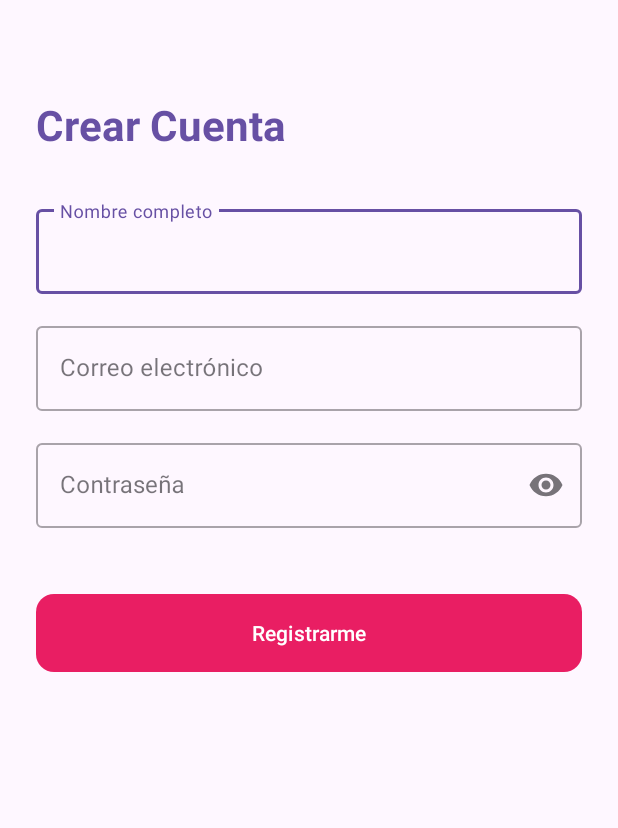
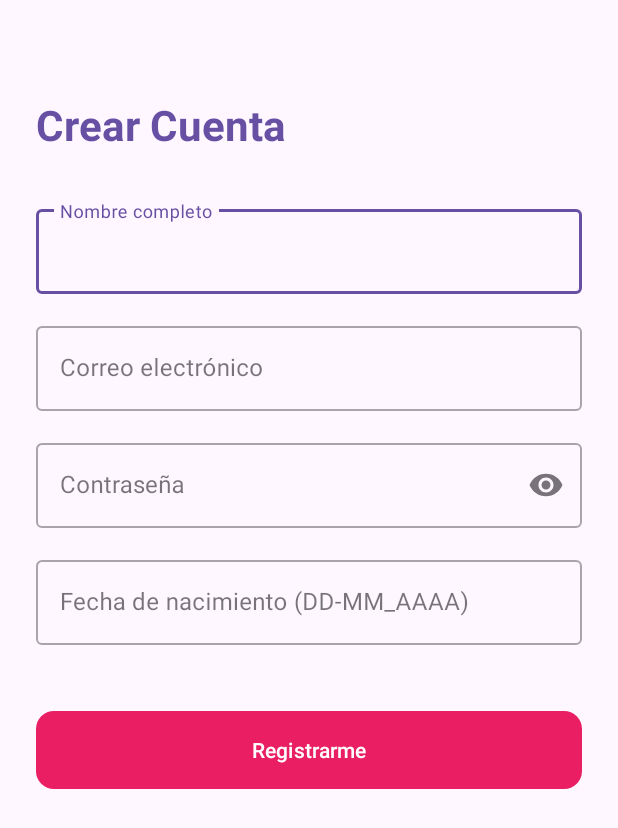
Before and after one commit to LuisDavid427/ProyectoAlertaMujer, an Android app: the RegistroActivity screen opened directly, with no data from a screen before it, after a tap on "Registrarme", on a phone screen of 412 x 824 dp. Shown: the top 828 px of the screen. Run offline under Robolectric (Android 15) with nearby library versions, the light colour scheme and no system bars.

Commit message:
fechanacimiento

```diff
--- a/alertaMujer/app/src/main/java/com/example/alertamujer/data/dto/AuthDto.kt
+++ b/alertaMujer/app/src/main/java/com/example/alertamujer/data/dto/AuthDto.kt
@@ -1,5 +1,6 @@
 package com.example.alertamujer.data.dto
 
+import android.R
 import com.google.gson.annotations.SerializedName
 
 // Lo que envías para loguearte
@@ -12,7 +13,8 @@ data class LoginRequest(
 data class RegistroRequest(
     val nombre: String,
     val email: String,
-    val contrasena: String
+    val contrasena: String,
+    val fechaNacimiento: String
 )
 
 
--- a/alertaMujer/app/src/main/java/com/example/alertamujer/presentation/auth/RegistroViewModel.kt
+++ b/alertaMujer/app/src/main/java/com/example/alertamujer/presentation/auth/RegistroViewModel.kt
@@ -22,9 +22,9 @@ class RegistroViewModel(application: Application) : AndroidViewModel(application
     private val _mensajeError = MutableLiveData<String>()
     val mensajeError: LiveData<String> get() = _mensajeError
 
-    fun intentarRegistro(nombre: String, email: String, pass: String) {
-        // 1. Validación de campos (Lógica de presentación)
-        if (nombre.isEmpty() || email.isEmpty() || pass.isEmpty()) {
+    fun intentarRegistro(nombre: String, email: String, pass: String, fechaNacimiento: String) { // <-- 1. Añade el parámetro
+        // 2. Validación de campos
+        if (nombre.isEmpty() || email.isEmpty() || pass.isEmpty() || fechaNacimiento.isEmpty()) {
             _mensajeError.value = "Completa todos los campos"
             return
         }
@@ -34,8 +34,10 @@ class RegistroViewModel(application: Application) : AndroidViewModel(application
                 val request = RegistroRequest(
                     nombre = nombre,
                     email = email,
-                    contrasena = pass
+                    contrasena = pass,
+                    fechaNacimiento = fechaNacimiento // <-- 3. Añádelo al objeto
                 )
+                // ... resto del código igual
 
                 // 2. Llamada al Repositorio (Capa de Datos)
                 val response: Response<AuthResponse> = repository.registrar(request)
--- a/alertaMujer/app/src/main/java/com/example/alertamujer/ui/auth/RegistroActivity.kt
+++ b/alertaMujer/app/src/main/java/com/example/alertamujer/ui/auth/RegistroActivity.kt
@@ -1,5 +1,6 @@
 package com.example.alertamujer.ui.auth
 
+import android.app.DatePickerDialog
 import android.os.Bundle
 import android.widget.Toast
 import androidx.activity.viewModels
@@ -8,6 +9,7 @@ import com.example.alertamujer.R
 import com.example.alertamujer.presentation.auth.RegistroViewModel
 import com.google.android.material.button.MaterialButton
 import com.google.android.material.textfield.TextInputEditText
+import java.util.Calendar
 
 class RegistroActivity : AppCompatActivity() {
 
@@ -16,7 +18,11 @@ class RegistroActivity : AppCompatActivity() {
     private lateinit var etNombre: TextInputEditText
     private lateinit var etEmail: TextInputEditText
     private lateinit var etPass: TextInputEditText
+    private lateinit var etFechaNacimiento: TextInputEditText
     private lateinit var btnRegistrar: MaterialButton
+
+    // Variable interna para guardar la fecha en el formato exacto de Spring Boot
+    private var fechaFormatoSpring: String = ""
 
     override fun onCreate(savedInstanceState: Bundle?) {
         super.onCreate(savedInstanceState)
@@ -31,17 +37,55 @@ class RegistroActivity : AppCompatActivity() {
         etNombre = findViewById(R.id.et_nombre)
         etEmail = findViewById(R.id.et_reg_email)
         etPass = findViewById(R.id.et_reg_password)
+        etFechaNacimiento = findViewById(R.id.et_fecha_nacimiento)
         btnRegistrar = findViewById(R.id.btn_registrar_usuario)
+
+        // Bloqueamos el teclado para obligar al usuario a usar el calendario
+        etFechaNacimiento.isFocusable = false
+        etFechaNacimiento.isClickable = true
     }
 
     private fun configurarListeners() {
+        // Mostrar calendario al tocar el campo de fecha
+        etFechaNacimiento.setOnClickListener {
+            mostrarCalendario()
+        }
+
         btnRegistrar.setOnClickListener {
             val nombre = etNombre.text.toString().trim()
             val email = etEmail.text.toString().trim()
             val pass = etPass.text.toString().trim()
 
-            viewModel.intentarRegistro(nombre, email, pass)
+            // Validamos que el usuario haya seleccionado una fecha en el calendario
+            if (fechaFormatoSpring.isEmpty()) {
+                Toast.makeText(this, "Por favor selecciona tu fecha de nacimiento", Toast.LENGTH_SHORT).show()
+                return@setOnClickListener
+            }
+
+            // Pasamos la variable formateada para Spring Boot, NO el texto visual
+            viewModel.intentarRegistro(nombre, email, pass, fechaFormatoSpring)
         }
+    }
+
+    private fun mostrarCalendario() {
+        val calendario = Calendar.getInstance()
+        val anioActual = calendario.get(Calendar.YEAR)
+        val mesActual = calendario.get(Calendar.MONTH)
+        val diaActual = calendario.get(Calendar.DAY_OF_MONTH)
+
+        val datePickerDialog = DatePickerDialog(this, { _, anio, mes, dia ->
+            // 1. Formato visual amigable para el usuario en la app (Ej: 24/05/2000)
+            val fechaVisual = String.format("%02d/%02d/%04d", dia, mes + 1, anio)
+            etFechaNacimiento.setText(fechaVisual)
+
+            // 2. Formato ISO 8601 exigido por el LocalDateTime de Spring Boot (Ej: 2000-05-24T00:00:00)
+            fechaFormatoSpring = String.format("%04d-%02d-%02dT00:00:00", anio, mes + 1, dia)
+
+        }, anioActual, mesActual, diaActual)
+
+        // Opcional: Limitar para que no puedan seleccionar fechas del futuro
+        datePickerDialog.datePicker.maxDate = System.currentTimeMillis()
+        datePickerDialog.show()
     }
 
     private fun observarViewModel() {
--- a/alertaMujer/app/src/main/res/layout/activity_registro.xml
+++ b/alertaMujer/app/src/main/res/layout/activity_registro.xml
@@ -65,6 +65,23 @@
             android:inputType="textPassword" />
     </com.google.android.material.textfield.TextInputLayout>
 
+    <!-- NUEVO CAMPO: Fecha de Nacimiento -->
+    <com.google.android.material.textfield.TextInputLayout
+        android:id="@+id/til_fecha_nacimiento"
+        style="@style/Widget.MaterialComponents.TextInputLayout.OutlinedBox"
+        android:layout_width="match_parent"
+        android:layout_height="wrap_content"
+        android:layout_marginTop="16dp"
+        android:hint="Fecha de nacimiento (DD-MM_AAAA)"
+        app:layout_constraintTop_toBottomOf="@id/til_reg_password">
+        <com.google.android.material.textfield.TextInputEditText
+            android:id="@+id/et_fecha_nacimiento"
+            android:layout_width="match_parent"
+            android:layout_height="wrap_content"
+            android:inputType="date" />
+    </com.google.android.material.textfield.TextInputLayout>
+
+    <!-- BOTÓN ACTUALIZADO: Ahora su parte superior está anclada a til_fecha_nacimiento -->
     <com.google.android.material.button.MaterialButton
         android:id="@+id/btn_registrar_usuario"
         android:layout_width="match_parent"
@@ -73,6 +90,6 @@
         android:text="Registrarme"
         app:backgroundTint="#E91E63"
         app:cornerRadius="12dp"
-        app:layout_constraintTop_toBottomOf="@id/til_reg_password" />
+        app:layout_constraintTop_toBottomOf="@id/til_fecha_nacimiento" />
 
 </androidx.constraintlayout.widget.ConstraintLayout>
```
Also changed, not shown: 3 other files.
